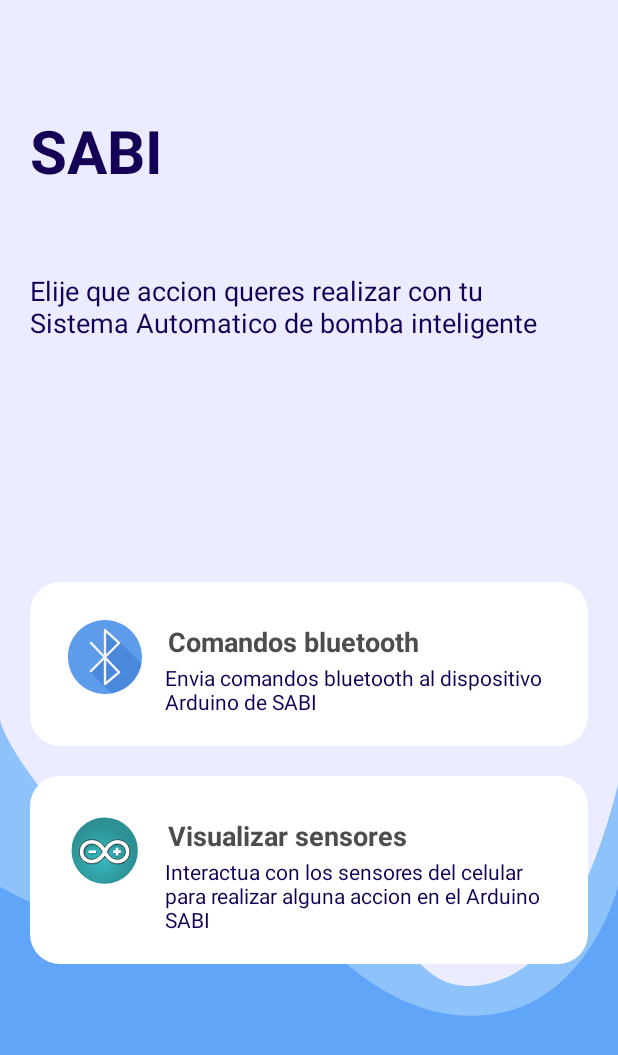
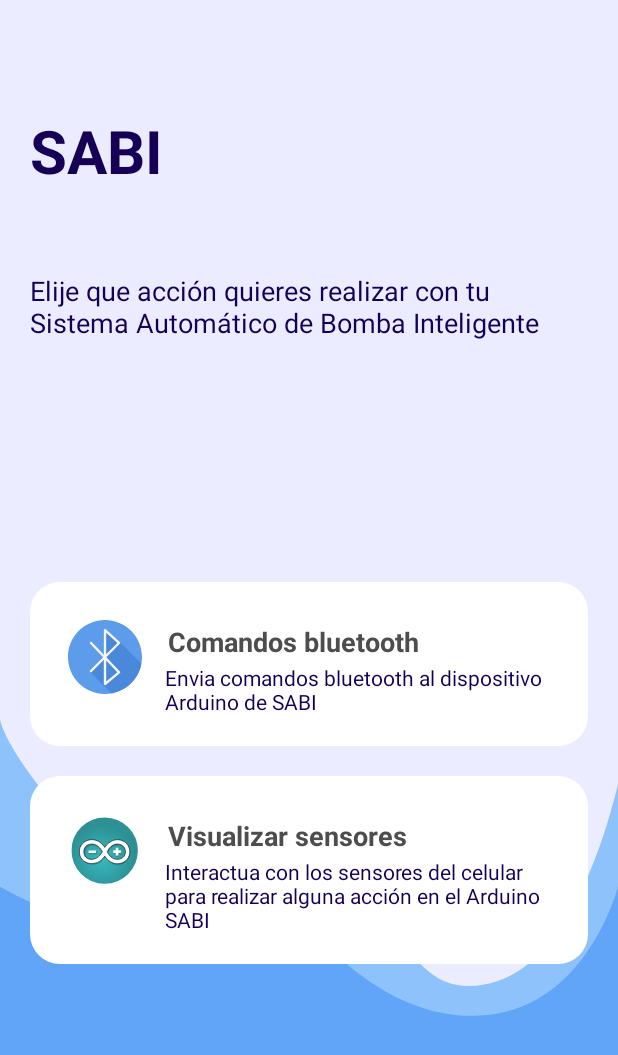
Before and after one commit to joniaranguri/AdvancedOperatingSystems-2022-2Q, an Android app: the screen it shows after launch (MainActivity), on a phone screen of 412 x 824 dp. Shown: the top 1055 px of the screen. Run offline under Robolectric (Android 15) with nearby library versions, the phone set to English and light mode, and no system bars.

Commit message:
fix: Adding string resources for wordings

```diff
--- a/TP2/Android/app/src/main/java/com/example/sabi/view/adapters/OptionsAdapter.java
+++ b/TP2/Android/app/src/main/java/com/example/sabi/view/adapters/OptionsAdapter.java
@@ -29,9 +29,9 @@ public class OptionsAdapter extends ArrayAdapter<String> {
         ImageView imageView = rowView.findViewById(R.id.icon);
         TextView subtitleText = rowView.findViewById(R.id.subtitle);
 
-        titleText.setText(MainOptions.list[position].title);
+        titleText.setText(MainOptions.list[position].titleResId);
         imageView.setImageResource(MainOptions.list[position].imageId);
-        subtitleText.setText(MainOptions.list[position].subtitle);
+        subtitleText.setText(MainOptions.list[position].subtitleResId);
 
         return rowView;
 
--- a/TP2/Android/app/src/main/java/com/example/sabi/view/static_data/MainOption.java
+++ b/TP2/Android/app/src/main/java/com/example/sabi/view/static_data/MainOption.java
@@ -1,13 +1,13 @@
 package com.example.sabi.view.static_data;
 
 public class MainOption {
-    public String title;
-    public String subtitle;
+    public int titleResId;
+    public int subtitleResId;
     public int imageId;
 
-    public MainOption(String title, String subtitle, int imageId) {
-        this.title = title;
-        this.subtitle = subtitle;
+    public MainOption(int titleResId, int subtitleResId, int imageId) {
+        this.titleResId = titleResId;
+        this.subtitleResId = subtitleResId;
         this.imageId = imageId;
     }
 }
--- a/TP2/Android/app/src/main/java/com/example/sabi/view/static_data/MainOptions.java
+++ b/TP2/Android/app/src/main/java/com/example/sabi/view/static_data/MainOptions.java
@@ -8,11 +8,11 @@ public class MainOptions {
 
 
     public static final MainOption[] list = {
-            new MainOption("Comandos bluetooth",
-                    "Envia comandos bluetooth al dispositivo Arduino de SABI",
+            new MainOption(R.string.option_bluetooth_title,
+                    R.string.option_bluetooth_subtitle,
                     R.drawable.ic_bluetooth_round),
 
-            new MainOption("Visualizar sensores",
-                    "Interactua con los sensores del celular para realizar alguna accion en el Arduino SABI",
+            new MainOption(R.string.option_sensors_title,
+                    R.string.option_sensors_subtitle,
                     R.drawable.ic_arduino_round)};
 }
--- a/TP2/Android/app/src/main/res/layout/activity_main.xml
+++ b/TP2/Android/app/src/main/res/layout/activity_main.xml
@@ -12,7 +12,7 @@
         android:id="@+id/main_title"
         android:layout_width="0dp"
         android:layout_height="wrap_content"
-        android:text="SABI"
+        android:text="@string/app_name"
         android:textAlignment="textStart"
         android:textSize="40sp"
         android:textStyle="bold"
@@ -25,7 +25,7 @@
         android:id="@+id/main_subtitle"
         android:layout_width="wrap_content"
         android:layout_height="wrap_content"
-        android:text="Elije que accion queres realizar con tu Sistema Automatico de bomba inteligente"
+        android:text="@string/main_subtitle"
         android:textSize="18sp"
         app:layout_constraintBottom_toTopOf="@id/list_options"
         app:layout_constraintLeft_toLeftOf="parent"
@@ -42,6 +42,6 @@
         app:layout_constraintBottom_toBottomOf="parent"
         app:layout_constraintLeft_toLeftOf="parent"
         app:layout_constraintRight_toRightOf="parent"
-        app:layout_constraintTop_toBottomOf="@id/main_subtitle"></ListView>
+        app:layout_constraintTop_toBottomOf="@id/main_subtitle" />
 
 </androidx.constraintlayout.widget.ConstraintLayout>
--- a/TP2/Android/app/src/main/res/layout/option_item.xml
+++ b/TP2/Android/app/src/main/res/layout/option_item.xml
@@ -21,10 +21,9 @@
             android:id="@+id/title"
             android:layout_width="wrap_content"
             android:layout_height="wrap_content"
-            android:layout_marginLeft="10dp"
+            android:layout_marginStart="10dp"
             android:layout_marginTop="5dp"
             android:padding="2dp"
-            android:text="Medium Text"
             android:textAppearance="?android:attr/textAppearanceMedium"
             android:textColor="#4d4d4d"
             android:textStyle="bold" />
@@ -33,7 +32,6 @@
             android:id="@+id/subtitle"
             android:layout_width="wrap_content"
             android:layout_height="wrap_content"
-            android:layout_marginStart="10dp"
-            android:text="TextView" />
+            android:layout_marginStart="10dp" />
     </LinearLayout>
 </LinearLayout>
--- a/TP2/Android/app/src/main/res/values/strings.xml
+++ b/TP2/Android/app/src/main/res/values/strings.xml
@@ -2,7 +2,13 @@
     <!-- APP -->
     <string name="app_name">SABI</string>
     <!-- MAIN ACTIVITY -->
-    <string name="open_bluetooth">Abrir funcionalidad Bluetooth</string>
+
+    <string name="main_subtitle">Elije que acción quieres realizar con tu Sistema Automático de Bomba Inteligente</string>
+    <string name="option_bluetooth_title">Comandos bluetooth</string>
+    <string name="option_bluetooth_subtitle">Envia comandos bluetooth al dispositivo Arduino de SABI</string>
+    <string name="option_sensors_title">Visualizar sensores</string>
+    <string name="option_sensors_subtitle">Interactua con los sensores del celular para realizar alguna acción en el Arduino SABI</string>
+
     <!-- BLUETOOTH ACTIVITY -->
     <string name="command_bt_hc_05">Comando BT HC-05</string>
     <string name="send_command_hint">Enviar Comando</string>
```
